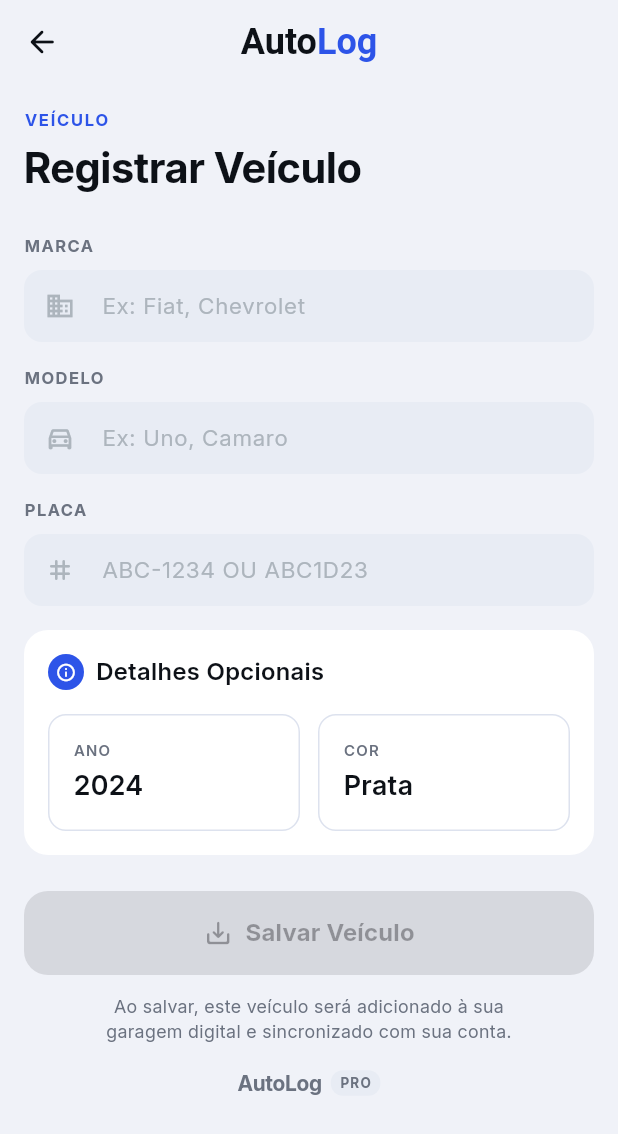
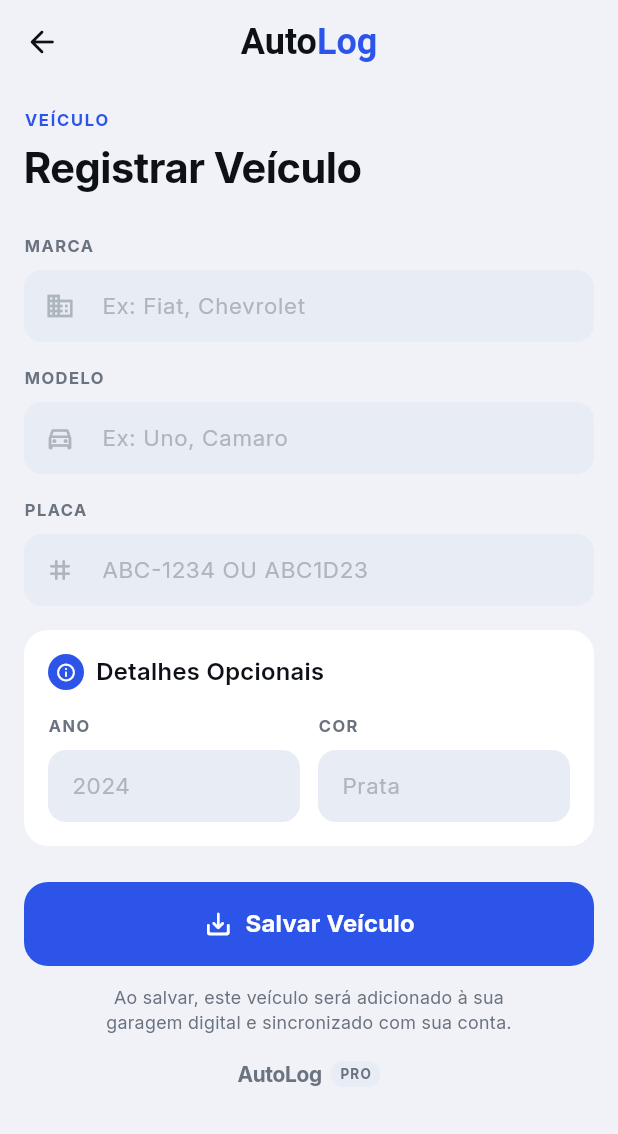
Before and after one commit to paulohm0/autolog_app, a Flutter app: the RegisterVehicleScreen screen opened by its route, on a phone screen of 412 x 824 dp. Shown: the top 1134 px of the screen. Run offline on Flutter 3.47's test engine with Material 3 defaults, Android fonts, the phone set to English and light mode, and no system bars; our stand-ins replace cloud_firestore, dartz, firebase_core, flutter_bloc, get_it; accounts and stored records are empty.

Commit message:
feat: refactor register vehicle screen to use Bloc for state management and improve form handling

```diff
--- a/lib/ui/routes/register_vehicle/register_vehicle_screen.dart
+++ b/lib/ui/routes/register_vehicle/register_vehicle_screen.dart
@@ -1,17 +1,45 @@
 import 'package:autolog_app/core/constants/app_strings.dart';
+import 'package:autolog_app/core/di/injector.dart';
 import 'package:autolog_app/core/theme/app_theme.dart';
+import 'package:autolog_app/ui/routes/register_vehicle/register_vehicle_cubit.dart';
+import 'package:autolog_app/ui/routes/register_vehicle/register_vehicle_state.dart';
 import 'package:autolog_app/ui/widgets/app_text_field.dart';
 import 'package:autolog_app/ui/widgets/autolog_brand.dart';
 import 'package:autolog_app/ui/widgets/primary_button.dart';
 import 'package:autolog_app/ui/widgets/section_card.dart';
 import 'package:flutter/material.dart';
+import 'package:flutter_bloc/flutter_bloc.dart';
 
-class RegisterVehicleScreen extends StatelessWidget {
+class RegisterVehicleScreen extends StatefulWidget {
   const RegisterVehicleScreen({super.key});
 
   @override
+  State<RegisterVehicleScreen> createState() => _RegisterVehicleScreenState();
+}
+
+class _RegisterVehicleScreenState extends State<RegisterVehicleScreen> {
+  final _brandController = TextEditingController();
+  final _modelController = TextEditingController();
+  final _plateController = TextEditingController();
+  final _yearController = TextEditingController();
+  final _colorController = TextEditingController();
+
+  @override
+  void dispose() {
+    _brandController.dispose();
+    _modelController.dispose();
+    _plateController.dispose();
+    _yearController.dispose();
+    _colorController.dispose();
+    super.dispose();
+  }
+
+  @override
   Widget build(BuildContext context) {
-    return Scaffold(
+    return BlocProvider(
+      create: (context) => getIt<RegisterVehicleCubit>(),
+      child: Builder(
+        builder: (context) => Scaffold(
           backgroundColor: AppColors.background,
           appBar: AppBar(
             leading: IconButton(
@@ -42,30 +70,87 @@
             ),
             centerTitle: true,
           ),
-      body: SingleChildScrollView(
+          body: BlocListener<RegisterVehicleCubit, RegisterVehicleState>(
+            listener: (context, state) {
+              switch (state) {
+                case SuccessState():
+                  ScaffoldMessenger.of(context).showSnackBar(
+                    const SnackBar(
+                      content: Text(AppStrings.saveVehicleSnackBarMessage),
+                    ),
+                  );
+                  Navigator.of(context).pop();
+                case ErrorState():
+                  ScaffoldMessenger.of(
+                    context,
+                  ).showSnackBar(SnackBar(content: Text(state.message)));
+                default:
+                  break;
+              }
+            },
+            child: SingleChildScrollView(
               child: Padding(
                 padding: const EdgeInsets.all(AppSpacing.lg),
                 child: Column(
                   crossAxisAlignment: CrossAxisAlignment.start,
                   children: [
-              _buildPageTitle(),
+                    _PageTitle(),
                     const SizedBox(height: AppSpacing.xxl),
-              _buildRequiredFields(),
+                    _RequiredFields(
+                      _brandController,
+                      _modelController,
+                      _plateController,
+                    ),
                     const SizedBox(height: AppSpacing.lg),
-              _buildOptionalDetails(),
+                    _OptionalDetails(
+                      _yearController,
+                      _colorController,
+                    ),
                     const SizedBox(height: AppSpacing.xxl),
-              _buildSaveButton(),
+                    Column(
+                      children: [
+                        PrimaryButton(
+                          label: AppStrings.saveVehicleButton,
+                          icon: Icons.save_alt_rounded,
+                          onPressed: () {
+                            context
+                                .read<RegisterVehicleCubit>()
+                                .saveVehicleFromForm(
+                                  brand: _brandController.text.trim(),
+                                  model: _modelController.text.trim(),
+                                  licensePlate: _plateController.text.trim(),
+                                  year: _yearController.text.trim(),
+                                  color: _colorController.text.trim(),
+                                );
+                          },
+                        ),
+                        const SizedBox(height: AppSpacing.md),
+                        Text(
+                          AppStrings.saveVehicleDescription,
+                          textAlign: TextAlign.center,
+                          style: AppTextStyles.bodySmall.copyWith(fontSize: 12),
+                        ),
+                      ],
+                    ),
                     const SizedBox(height: AppSpacing.lg),
-              _buildBrandFooter(),
+                    _BrandFooter(),
                     const SizedBox(height: AppSpacing.xxl),
                   ],
                 ),
               ),
             ),
+          ),
+        ),
+      ),
     );
   }
+}
 
-  Widget _buildPageTitle() {
+class _PageTitle extends StatelessWidget {
+  const _PageTitle();
+
+  @override
+  Widget build(BuildContext context) {
     return Column(
       crossAxisAlignment: CrossAxisAlignment.start,
       children: [
@@ -84,23 +169,39 @@
       ],
     );
   }
+}
 
-  Widget _buildRequiredFields() {
+class _RequiredFields extends StatelessWidget {
+  final TextEditingController brandController;
+  final TextEditingController modelController;
+  final TextEditingController plateController;
+
+  const _RequiredFields(
+    this.brandController,
+    this.modelController,
+    this.plateController,
+  );
+
+  @override
+  Widget build(BuildContext context) {
     return Column(
-      children: const [
+      children: [
         AppTextField(
+          controller: brandController,
           label: AppStrings.brandLabel,
           hintText: AppStrings.brandHint,
           prefixIcon: Icons.business_outlined,
         ),
         SizedBox(height: AppSpacing.lg),
         AppTextField(
+          controller: modelController,
           label: AppStrings.modelLabel,
           hintText: AppStrings.modelHint,
           prefixIcon: Icons.directions_car_outlined,
         ),
         SizedBox(height: AppSpacing.lg),
         AppTextField(
+          controller: plateController,
           label: AppStrings.plateLabel,
           hintText: AppStrings.plateHint,
           prefixIcon: Icons.tag_rounded,
@@ -108,8 +209,19 @@
       ],
     );
   }
+}
 
-  Widget _buildOptionalDetails() {
+class _OptionalDetails extends StatelessWidget {
+  final TextEditingController yearController;
+  final TextEditingController colorController;
+
+  const _OptionalDetails(
+    this.yearController,
+    this.colorController,
+  );
+
+  @override
+  Widget build(BuildContext context) {
     return SectionCard(
       child: Column(
         crossAxisAlignment: CrossAxisAlignment.start,
@@ -137,16 +249,18 @@
           Row(
             children: [
               Expanded(
-                child: _OptionalField(
+                child: AppTextField(
+                  controller: yearController,
                   label: AppStrings.yearLabel,
-                  value: '2024',
+                  hintText: AppStrings.yearHint,
                 ),
               ),
               const SizedBox(width: AppSpacing.md),
               Expanded(
-                child: _OptionalField(
+                child: AppTextField(
+                  controller: colorController,
                   label: AppStrings.colorLabel,
-                  value: 'Prata',
+                  hintText: AppStrings.colorHint,
                 ),
               ),
             ],
@@ -155,52 +269,13 @@
       ),
     );
   }
-
-  Widget _buildSaveButton() {
-    return Column(
-      children: [
-        const PrimaryButton(
-          label: AppStrings.saveVehicleButton,
-          icon: Icons.save_alt_rounded,
-        ),
-        const SizedBox(height: AppSpacing.md),
-        Text(
-          AppStrings.saveVehicleDescription,
-          textAlign: TextAlign.center,
-          style: AppTextStyles.bodySmall.copyWith(fontSize: 12),
-        ),
-      ],
-    );
 }
 
-  Widget _buildBrandFooter() {
+class _BrandFooter extends StatelessWidget {
+  const _BrandFooter();
+
+  @override
+  Widget build(BuildContext context) {
     return const Center(child: AutoLogBrand());
   }
 }
-
-class _OptionalField extends StatelessWidget {
-  final String label;
-  final String value;
-
-  const _OptionalField({required this.label, required this.value});
-
-  @override
-  Widget build(BuildContext context) {
-    return Container(
-      padding: const EdgeInsets.all(AppSpacing.lg),
-      decoration: BoxDecoration(
-        color: AppColors.surface,
-        borderRadius: BorderRadius.circular(AppRadius.md),
-        border: Border.all(color: AppColors.border),
-      ),
-      child: Column(
-        crossAxisAlignment: CrossAxisAlignment.start,
-        children: [
-          Text(label, style: AppTextStyles.labelMedium),
-          const SizedBox(height: 4),
-          Text(value, style: AppTextStyles.headlineMedium),
-        ],
-      ),
-    );
-  }
-}
--- /dev/null
+++ b/lib/ui/routes/register_vehicle/register_vehicle_state.dart
@@ -0,0 +1,19 @@
+import 'package:autolog_app/domain/entity/vehicle_entity.dart';
+
+sealed class RegisterVehicleState {}
+
+class InitialState extends RegisterVehicleState {}
+
+class LoadingState extends RegisterVehicleState {}
+
+class SuccessState extends RegisterVehicleState {}
+
+class VehicleListLoadedState extends RegisterVehicleState {
+  final List<VehicleEntity> vehicles;
+  VehicleListLoadedState({required this.vehicles});
+}
+
+class ErrorState extends RegisterVehicleState {
+  final String message;
+  ErrorState({required this.message});
+}
```
Also changed, not shown: lib/ui/routes/register_vehicle/register_vehicle_cubit.dart (added, +47 -0 lines). Lines whose indentation alone changed are shown as unchanged.
